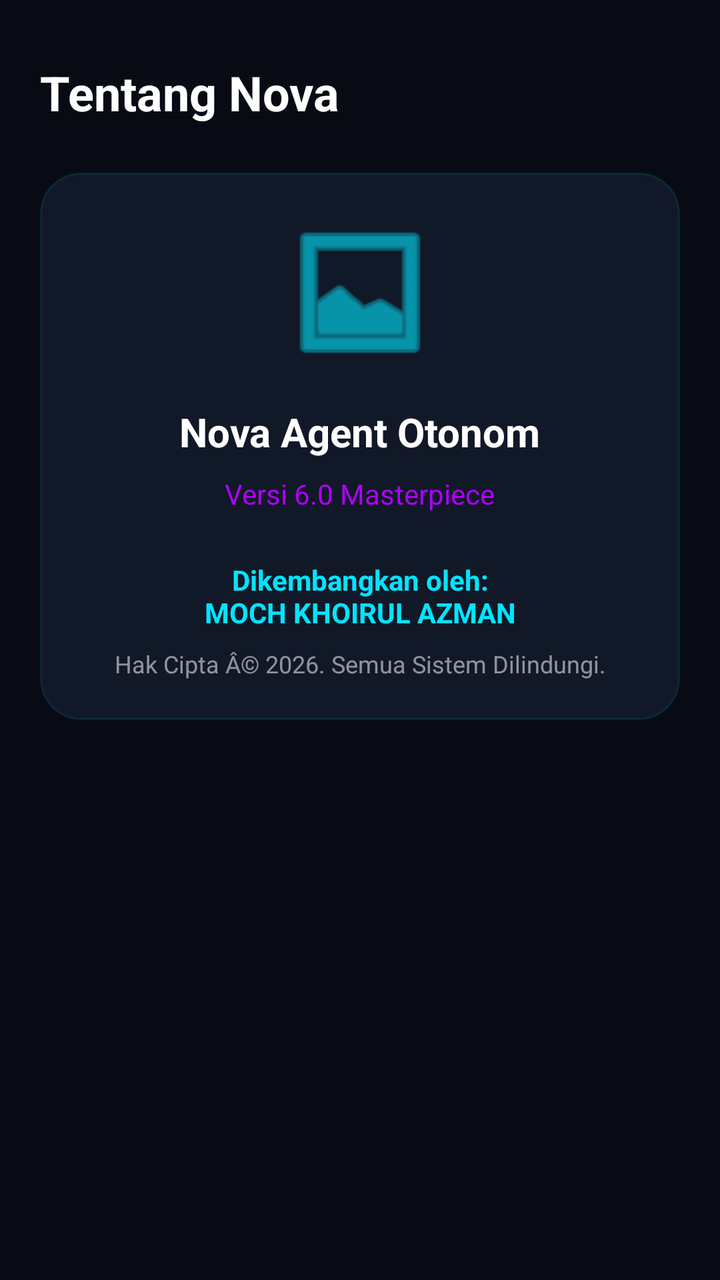
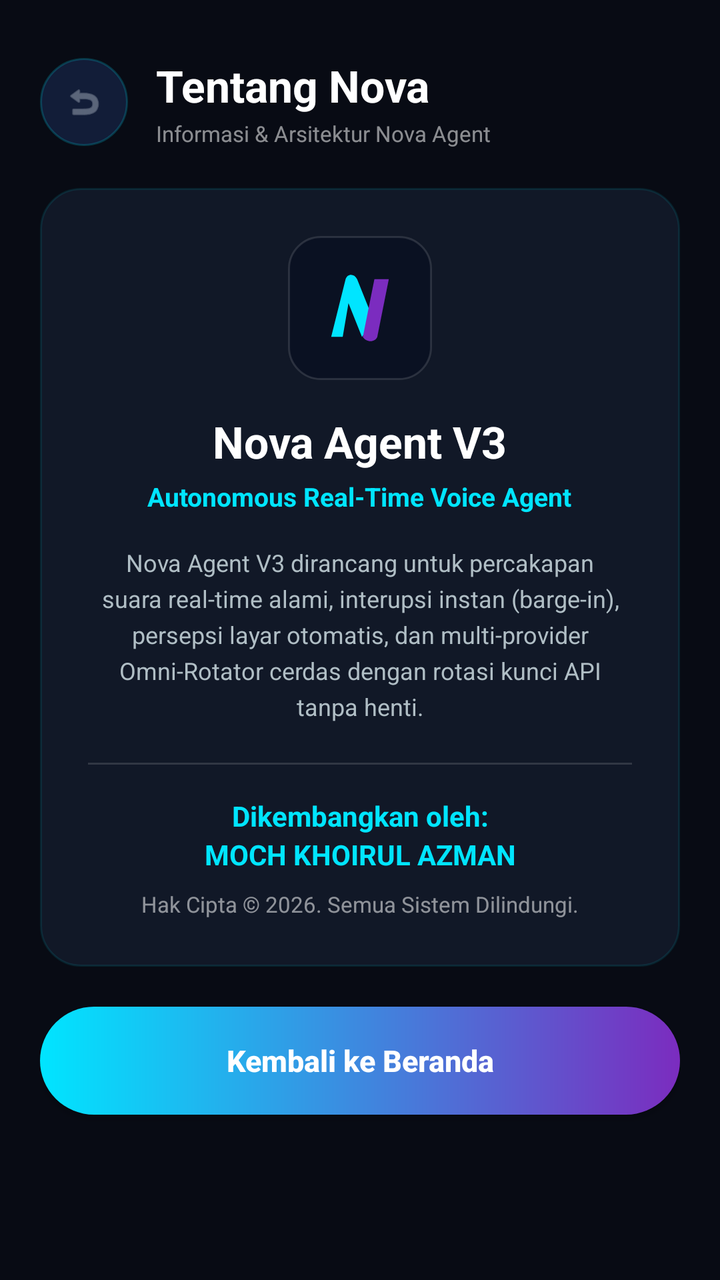

Compare the two renders of this Android layout. The source of the first and the diff that turns it into the second are given below.
<!-- AndroidManifest.xml: application theme Theme.AppCompat.DayNight.NoActionBar -->
<!-- res/layout/dialog_about.xml -->
<?xml version="1.0" encoding="utf-8"?>
<RelativeLayout xmlns:android="http://schemas.android.com/apk/res/android"
    android:layout_width="match_parent"
    android:layout_height="match_parent"
    android:background="@drawable/bg_ultra_main"
    android:padding="20dp">

    <TextView
        android:id="@+id/tvAboutHead"
        android:layout_width="wrap_content"
        android:layout_height="wrap_content"
        android:text="Tentang Nova"
        android:textColor="#FFFFFF"
        android:textSize="24sp"
        android:textStyle="bold"
        android:layout_marginTop="10dp"
        android:layout_marginBottom="24dp"/>

    <LinearLayout
        android:layout_width="match_parent"
        android:layout_height="wrap_content"
        android:background="@drawable/bg_ultra_card"
        android:orientation="vertical"
        android:padding="20dp"
        android:layout_below="@id/tvAboutHead"
        android:gravity="center">
        
        <ImageView android:layout_width="80dp" android:layout_height="80dp" android:src="@android:drawable/ic_menu_gallery" android:tint="#00E5FF" android:layout_marginBottom="16dp"/>
        <TextView android:layout_width="wrap_content" android:layout_height="wrap_content" android:text="Nova Agent Otonom" android:textColor="#FFFFFF" android:textSize="20sp" android:textStyle="bold" android:layout_marginBottom="8dp"/>
        <TextView android:layout_width="wrap_content" android:layout_height="wrap_content" android:text="Versi 6.0 Masterpiece" android:textColor="#B000FF" android:textSize="14sp" android:layout_marginBottom="24dp"/>
        
        <TextView android:layout_width="match_parent" android:layout_height="wrap_content" android:text="Dikembangkan oleh:\nMOCH KHOIRUL AZMAN" android:textColor="#00E5FF" android:textSize="14sp" android:textStyle="bold" android:textAlignment="center" android:layout_marginBottom="8dp"/>
        <TextView android:layout_width="match_parent" android:layout_height="wrap_content" android:text="Hak Cipta Â© 2026. Semua Sistem Dilindungi." android:textColor="#88FFFFFF" android:textSize="12sp" android:textAlignment="center"/>
    </LinearLayout>
</RelativeLayout>
<!-- resources referenced by this layout -->
<resources>
  <!-- drawable bg_ultra_card (drawable) -->
  <?xml version="1.0" encoding="utf-8"?>
  <shape xmlns:android="http://schemas.android.com/apk/res/android">
      <solid android:color="#111827" />
      <corners android:radius="20dp" />
      <stroke android:width="1dp" android:color="#1A00E5FF" />
  </shape>
  <!-- drawable bg_ultra_main (drawable) -->
  <?xml version="1.0" encoding="utf-8"?>
  <shape xmlns:android="http://schemas.android.com/apk/res/android">
      <solid android:color="#080B14" />
  </shape>
</resources>

<!-- the commit's change to res/layout/dialog_about.xml (unified diff, before → after) -->
@@ -5,31 +5,148 @@
     android:background="@drawable/bg_ultra_main"
     android:padding="20dp">
 
-    <TextView
-        android:id="@+id/tvAboutHead"
-        android:layout_width="wrap_content"
-        android:layout_height="wrap_content"
-        android:text="Tentang Nova"
-        android:textColor="#FFFFFF"
-        android:textSize="24sp"
-        android:textStyle="bold"
-        android:layout_marginTop="10dp"
-        android:layout_marginBottom="24dp"/>
-
-    <LinearLayout
+    
+    <RelativeLayout
+        android:id="@+id/headerAbout"
         android:layout_width="match_parent"
         android:layout_height="wrap_content"
-        android:background="@drawable/bg_ultra_card"
-        android:orientation="vertical"
-        android:padding="20dp"
-        android:layout_below="@id/tvAboutHead"
-        android:gravity="center">
-        
-        <ImageView android:layout_width="80dp" android:layout_height="80dp" android:src="@android:drawable/ic_menu_gallery" android:tint="#00E5FF" android:layout_marginBottom="16dp"/>
-        <TextView android:layout_width="wrap_content" android:layout_height="wrap_content" android:text="Nova Agent Otonom" android:textColor="#FFFFFF" android:textSize="20sp" android:textStyle="bold" android:layout_marginBottom="8dp"/>
-        <TextView android:layout_width="wrap_content" android:layout_height="wrap_content" android:text="Versi 6.0 Masterpiece" android:textColor="#B000FF" android:textSize="14sp" android:layout_marginBottom="24dp"/>
-        
-        <TextView android:layout_width="match_parent" android:layout_height="wrap_content" android:text="Dikembangkan oleh:\nMOCH KHOIRUL AZMAN" android:textColor="#00E5FF" android:textSize="14sp" android:textStyle="bold" android:textAlignment="center" android:layout_marginBottom="8dp"/>
-        <TextView android:layout_width="match_parent" android:layout_height="wrap_content" android:text="Hak Cipta Â© 2026. Semua Sistem Dilindungi." android:textColor="#88FFFFFF" android:textSize="12sp" android:textAlignment="center"/>
-    </LinearLayout>
+        android:layout_marginTop="8dp"
+        android:layout_marginBottom="20dp">
+
+        <ImageView
+            android:id="@+id/btnBackAbout"
+            android:layout_width="44dp"
+            android:layout_height="44dp"
+            android:src="@android:drawable/ic_menu_revert"
+            android:tint="#8B95A5"
+            android:background="@drawable/bg_circle_btn"
+            android:padding="12dp"
+            android:layout_centerVertical="true"
+            android:clickable="true"
+            android:focusable="true"/>
+
+        <LinearLayout
+            android:layout_width="wrap_content"
+            android:layout_height="wrap_content"
+            android:orientation="vertical"
+            android:layout_toEndOf="@id/btnBackAbout"
+            android:layout_marginStart="14dp"
+            android:layout_centerVertical="true">
+
+            <TextView
+                android:layout_width="wrap_content"
+                android:layout_height="wrap_content"
+                android:text="Tentang Nova"
+                android:textColor="#FFFFFF"
+                android:textSize="22sp"
+                android:textStyle="bold"/>
+
+            <TextView
+                android:layout_width="wrap_content"
+                android:layout_height="wrap_content"
+                android:text="Informasi &amp; Arsitektur Nova Agent"
+                android:textColor="#88FFFFFF"
+                android:textSize="11sp"
+                android:layout_marginTop="2dp"/>
+        </LinearLayout>
+    </RelativeLayout>
+
+    <ScrollView
+        android:layout_width="match_parent"
+        android:layout_height="match_parent"
+        android:layout_below="@id/headerAbout"
+        android:scrollbars="none">
+
+        <LinearLayout
+            android:layout_width="match_parent"
+            android:layout_height="wrap_content"
+            android:orientation="vertical"
+            android:gravity="center_horizontal">
+
+            <LinearLayout
+                android:layout_width="match_parent"
+                android:layout_height="wrap_content"
+                android:background="@drawable/bg_ultra_card"
+                android:orientation="vertical"
+                android:padding="24dp"
+                android:gravity="center_horizontal"
+                android:layout_marginBottom="20dp">
+
+                <ImageView
+                    android:layout_width="72dp"
+                    android:layout_height="72dp"
+                    android:src="@drawable/ic_nova_n_logo"
+                    android:background="@drawable/bg_box_unselected"
+                    android:padding="12dp"
+                    android:layout_marginBottom="16dp"/>
+
+                <TextView
+                    android:layout_width="wrap_content"
+                    android:layout_height="wrap_content"
+                    android:text="Nova Agent V3"
+                    android:textColor="#FFFFFF"
+                    android:textSize="22sp"
+                    android:textStyle="bold"
+                    android:layout_marginBottom="4dp"/>
+
+                <TextView
+                    android:layout_width="wrap_content"
+                    android:layout_height="wrap_content"
+                    android:text="Autonomous Real-Time Voice Agent"
+                    android:textColor="#00E5FF"
+                    android:textSize="13sp"
+                    android:textStyle="bold"
+                    android:layout_marginBottom="16dp"/>
+
+                <TextView
+                    android:layout_width="match_parent"
+                    android:layout_height="wrap_content"
+                    android:text="Nova Agent V3 dirancang untuk percakapan suara real-time alami, interupsi instan (barge-in), persepsi layar otomatis, dan multi-provider Omni-Rotator cerdas dengan rotasi kunci API tanpa henti."
+                    android:textColor="#B0BEC5"
+                    android:textSize="12sp"
+                    android:lineSpacingExtra="4dp"
+                    android:textAlignment="center"
+                    android:layout_marginBottom="20dp"/>
+
+                <View
+                    android:layout_width="match_parent"
+                    android:layout_height="1dp"
+                    android:background="#22FFFFFF"
+                    android:layout_marginBottom="16dp"/>
+
+                <TextView
+                    android:layout_width="match_parent"
+                    android:layout_height="wrap_content"
+                    android:text="Dikembangkan oleh:\nMOCH KHOIRUL AZMAN"
+                    android:textColor="#00E5FF"
+                    android:textSize="14sp"
+                    android:textStyle="bold"
+                    android:textAlignment="center"
+                    android:lineSpacingExtra="3dp"
+                    android:layout_marginBottom="8dp"/>
+
+                <TextView
+                    android:layout_width="match_parent"
+                    android:layout_height="wrap_content"
+                    android:text="Hak Cipta © 2026. Semua Sistem Dilindungi."
+                    android:textColor="#88FFFFFF"
+                    android:textSize="11sp"
+                    android:textAlignment="center"/>
+            </LinearLayout>
+
+            <Button
+                android:id="@+id/btnCloseAbout"
+                android:layout_width="match_parent"
+                android:layout_height="54dp"
+                android:text="Kembali ke Beranda"
+                android:textAllCaps="false"
+                android:backgroundTint="@null"
+                android:background="@drawable/bg_btn_gradient"
+                android:textColor="#FFFFFF"
+                android:textStyle="bold"
+                android:textSize="15sp"
+                android:layout_marginBottom="24dp"/>
+
+        </LinearLayout>
+    </ScrollView>
 </RelativeLayout>
<!-- resource entries referenced after the edit -->
@@ -1,5 +1,28 @@
 <!-- resources referenced by this layout -->
 <resources>
+  <!-- drawable bg_box_unselected (drawable) -->
+  <?xml version="1.0" encoding="utf-8"?>
+  <shape xmlns:android="http://schemas.android.com/apk/res/android">
+      <solid android:color="#0A1122" />
+      <corners android:radius="16dp" />
+      <stroke android:width="1dp" android:color="#1FFFFFFF" />
+  </shape>
+  <!-- drawable bg_btn_gradient (drawable) -->
+  <?xml version="1.0" encoding="utf-8"?>
+  <ripple xmlns:android="http://schemas.android.com/apk/res/android" android:color="#FFFFFF">
+      <item>
+          <shape android:shape="rectangle">
+              <gradient android:startColor="#00E5FF" android:endColor="#7B2CBF" android:angle="0" />
+              <corners android:radius="30dp" />
+          </shape>
+      </item>
+  </ripple>
+  <!-- drawable bg_circle_btn (drawable) -->
+  <?xml version="1.0" encoding="utf-8"?>
+  <shape xmlns:android="http://schemas.android.com/apk/res/android" android:shape="oval">
+      <solid android:color="#121D38" />
+      <stroke android:width="1dp" android:color="#3300E5FF" />
+  </shape>
   <!-- drawable bg_ultra_card (drawable) -->
   <?xml version="1.0" encoding="utf-8"?>
   <shape xmlns:android="http://schemas.android.com/apk/res/android">
@@ -12,5 +35,19 @@
   <shape xmlns:android="http://schemas.android.com/apk/res/android">
       <solid android:color="#080B14" />
   </shape>
+  <!-- drawable ic_nova_n_logo (drawable) -->
+  <?xml version="1.0" encoding="utf-8"?>
+  <vector xmlns:android="http://schemas.android.com/apk/res/android"
+      android:width="48dp"
+      android:height="48dp"
+      android:viewportWidth="100"
+      android:viewportHeight="100">
+      <path
+          android:fillColor="#00E5FF"
+          android:pathData="M20,80 L35,20 C37,14 44,14 47,20 L65,65 L52,80 L38,45 L32,80 Z" />
+      <path
+          android:fillColor="#7B2CBF"
+          android:pathData="M53,80 L65,20 L80,20 L68,80 C66,86 56,86 53,80 Z" />
+  </vector>
 </resources>
 
